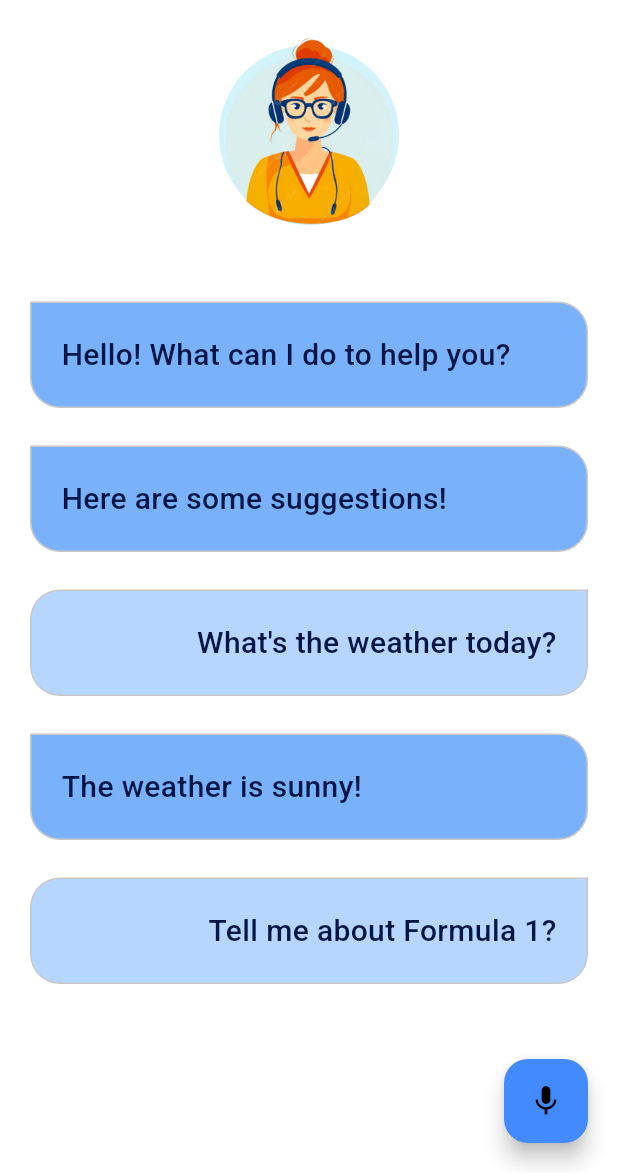
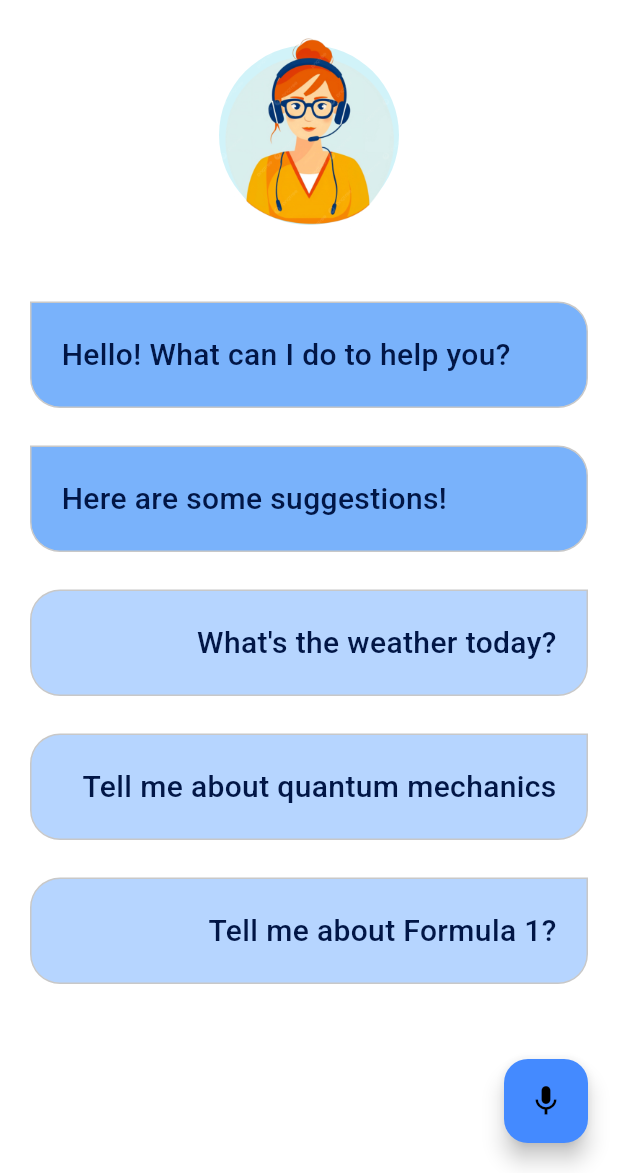
Before and after one commit to VasuBhakt/voiceAssistant, a Flutter app: the screen it shows after launch, after a tap on the "refresh" icon, on a phone screen of 412 x 824 dp, the part 63-1236 px from its top. Run offline on Flutter 3.47's test engine with Material 3 defaults, Android fonts, the phone set to English and light mode, and no system bars; our stand-ins replace flutter_tts, speech_to_text.

Commit message:
ui update 4

```diff
--- a/lib/pages/home_page.dart
+++ b/lib/pages/home_page.dart
@@ -5,7 +5,6 @@ import 'package:speech_to_text/speech_to_text.dart';
 import 'package:voice_assistant/colors/pallete.dart';
 import 'package:voice_assistant/services/gemini_service.dart';
 import 'package:voice_assistant/widgets/chat_bubble.dart';
-
 
 class HomePage extends StatefulWidget {
   final VoidCallback toggleTheme;
@@ -40,9 +39,9 @@ class _HomePageState extends State<HomePage> {
       ],
     },
     {
-      "role": "model",
+      "role": "user",
       "parts": [
-        {"text": "The weather is sunny!"},
+        {"text": "Tell me about quantum mechanics"},
       ],
     },
     {
@@ -60,6 +59,51 @@ class _HomePageState extends State<HomePage> {
     super.initState();
     initSpeechToText();
     initTextToSpeech();
+  }
+
+  void resetApp() {
+
+    speechToText.stop();
+    flutterTts.stop();
+
+    setState(() {
+      messages = [
+        {
+          "role": "model",
+          "parts": [
+            {"text": "Hello! What can I do to help you?"},
+          ],
+        },
+        {
+          "role": "model",
+          "parts": [
+            {"text": "Here are some suggestions!"},
+          ],
+        },
+        {
+          "role": "user",
+          "parts": [
+            {"text": "What's the weather today?"},
+          ],
+        },
+        {
+          "role": "user",
+          "parts": [
+            {"text": "Tell me about quantum mechanics"},
+          ],
+        },
+        {
+          "role": "user",
+          "parts": [
+            {"text": "Tell me about Formula 1?"},
+          ],
+        },
+      ];
+
+      defMessage = true;
+      speech = "";
+      isReplying = false;
+    });
   }
 
   Future<void> initSpeechToText() async {
@@ -159,11 +203,14 @@ class _HomePageState extends State<HomePage> {
             ),
             Align(
               alignment: Alignment.centerLeft,
-              child: IconButton(onPressed: widget.toggleTheme, icon: Icon(Icons.light_mode)),
+              child: IconButton(
+                onPressed: widget.toggleTheme,
+                icon: Icon(Icons.light_mode),
+              ),
             ),
             Align(
               alignment: Alignment.centerRight,
-              child: IconButton(onPressed: () {}, icon: Icon(Icons.refresh)),
+              child: IconButton(onPressed: resetApp, icon: Icon(Icons.refresh)),
             ),
           ],
         ),
@@ -204,7 +251,9 @@ class _HomePageState extends State<HomePage> {
                   return ChatBubble(
                     message: messages[index]["parts"][0]["text"],
                     role: messages[index]["role"],
-                    isDarkMode: Theme.of(context).scaffoldBackgroundColor == Colors.black,
+                    isDarkMode:
+                        Theme.of(context).scaffoldBackgroundColor ==
+                        Colors.black,
                   );
                 },
               ),
@@ -219,7 +268,8 @@ class _HomePageState extends State<HomePage> {
                     fontStyle: FontStyle.italic,
                     fontWeight: FontWeight.w500,
                     fontSize: 20,
-                    color: Colors.black,
+                    color: (Theme.of(context).scaffoldBackgroundColor ==
+                        Colors.white) ?  Colors.black : Colors.white,
                   ),
                 ),
               ),
```
